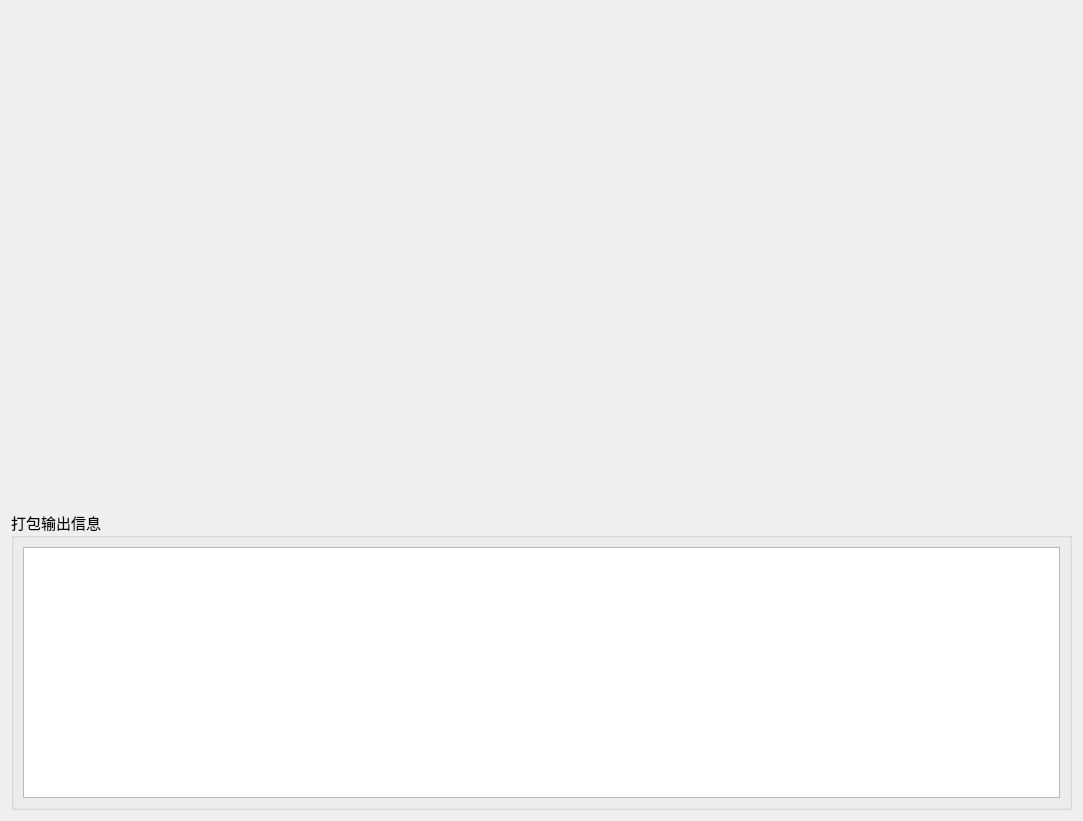
Before: the Qt Designer form pro_fvt/home/home_mainwid.ui in ChinaClever/MPro-Tools, drawn with Qt 5.
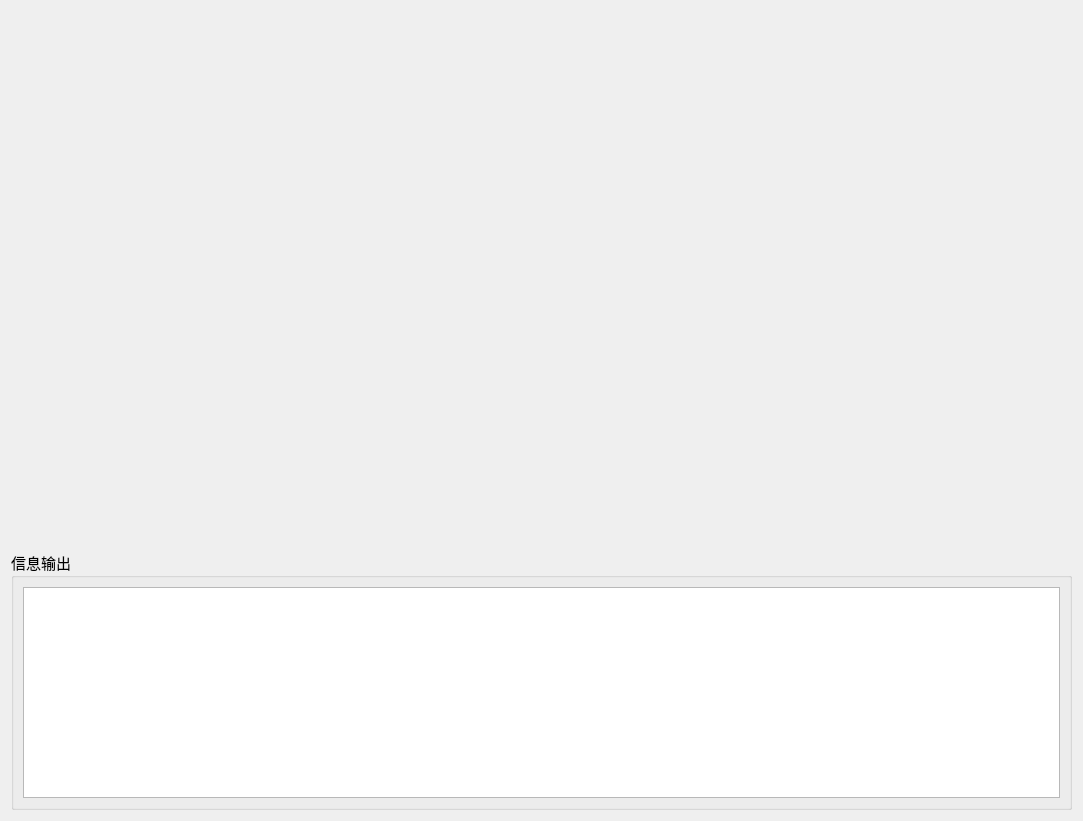
After: the same form once the commit is applied.

```diff
--- a/pro_fvt/home/home_mainwid.ui
+++ b/pro_fvt/home/home_mainwid.ui
@@ -28,11 +28,11 @@
      <property name="maximumSize">
       <size>
        <width>16777215</width>
-       <height>300</height>
+       <height>260</height>
       </size>
      </property>
      <property name="title">
-      <string>打包输出信息</string>
+      <string>信息输出</string>
      </property>
      <layout class="QGridLayout" name="gridLayout_2">
       <item row="0" column="0">
```
